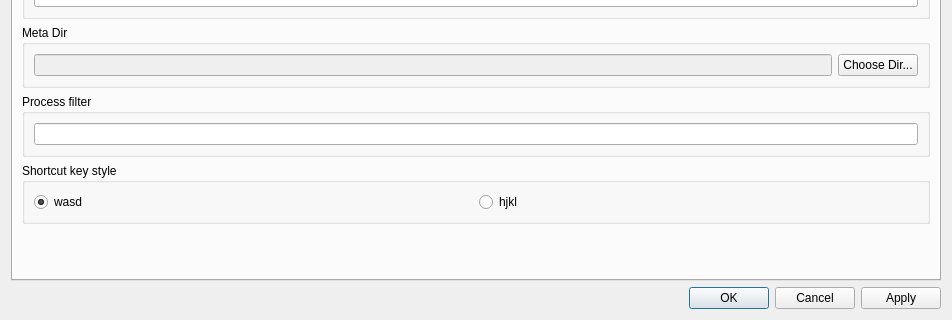
This is src/optionsdialog.ui in Mrxiang-Plus/darkglogg as Qt 5 draws it before an edit; both pictures show x 0 to 952 and y 356 to 676 of the 952 by 676 pixel window. The edited form follows.
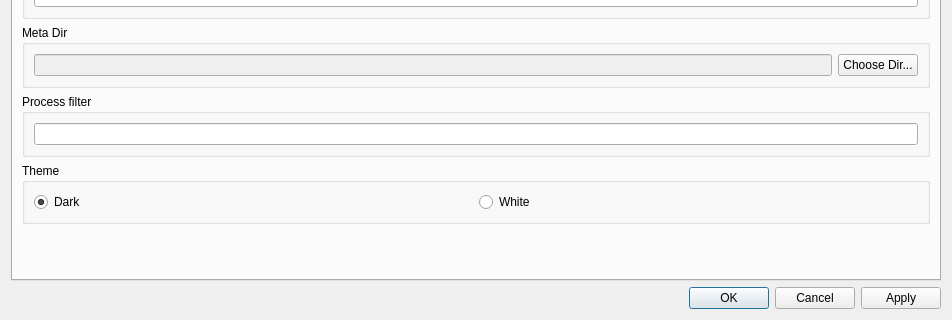
This is the edited form.

Commit message: support switch white and dark theme.

The edit to the form file:
```diff
--- a/src/optionsdialog.ui
+++ b/src/optionsdialog.ui
@@ -246,13 +246,13 @@
        <item>
         <widget class="QGroupBox" name="groupBox">
          <property name="title">
-          <string>Shortcut key style</string>
+          <string>Theme</string>
          </property>
          <layout class="QHBoxLayout" name="horizontalLayout_6">
           <item>
            <widget class="QRadioButton" name="radioButton">
             <property name="text">
-             <string>wasd</string>
+             <string>Dark</string>
             </property>
             <property name="checked">
              <bool>true</bool>
@@ -265,7 +265,7 @@
           <item>
            <widget class="QRadioButton" name="radioButton_2">
             <property name="text">
-             <string>hjkl</string>
+             <string>White</string>
             </property>
             <attribute name="buttonGroup">
              <string notr="true">buttonGroup</string>
```
The commit also changes 6 other files.
